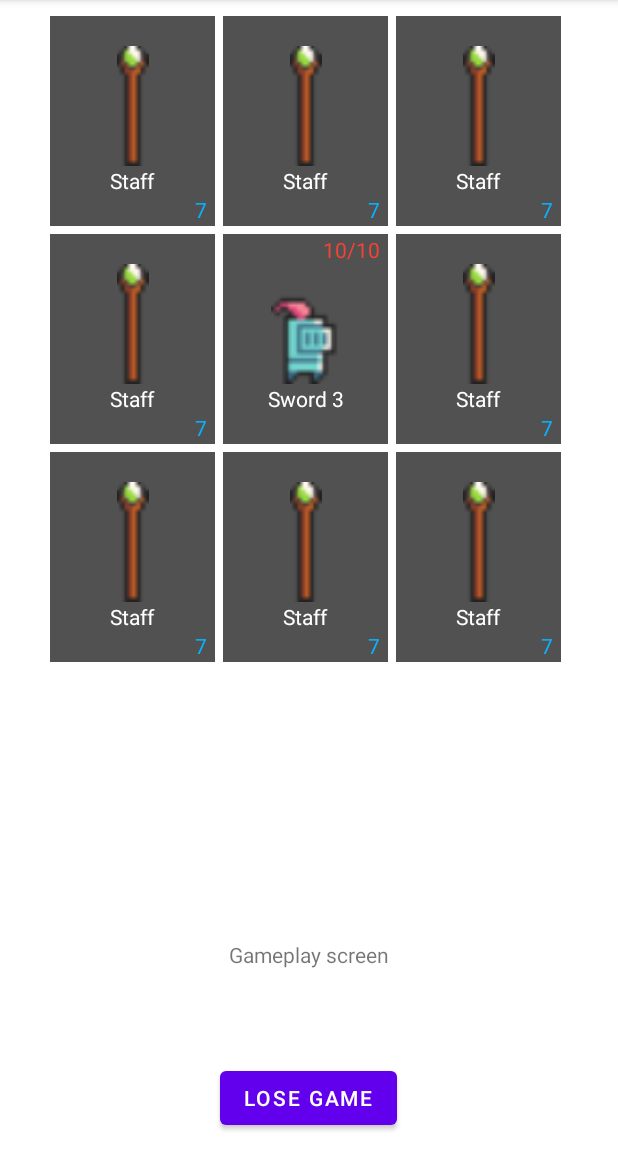
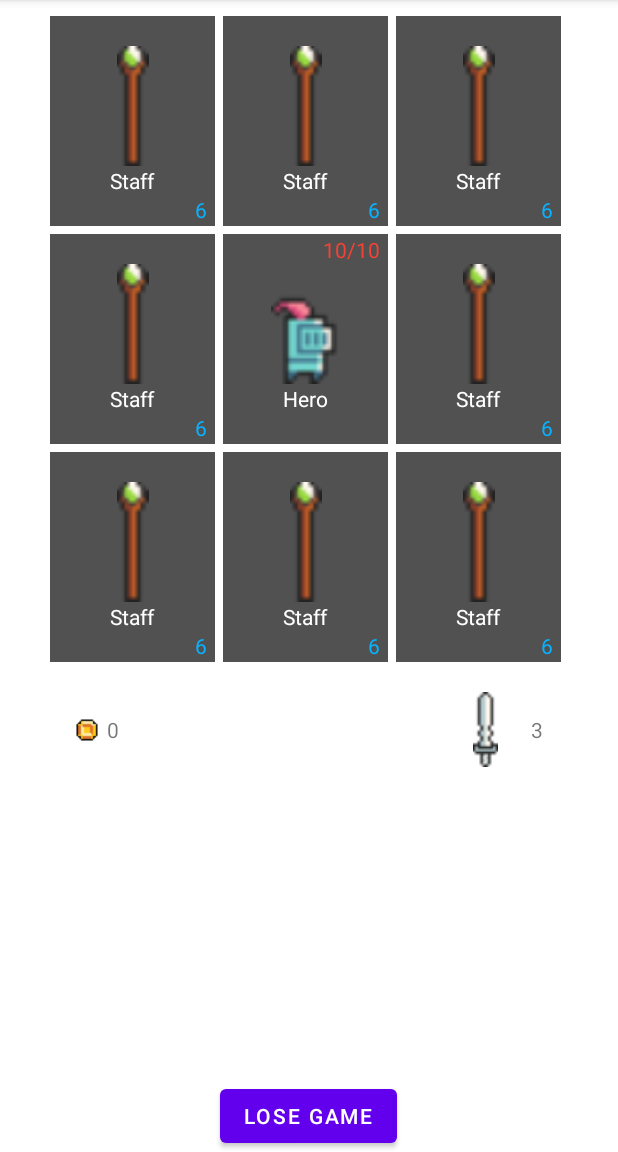
Before and after one commit to dhelfrich/DungeonCrawler, an Android app: the screen it shows after launch (GameplayActivity), after a tap on "NEW GAME", on a phone screen of 412 x 824 dp, the part 84-1236 px from its top. Run offline under Robolectric (Android 15) with nearby library versions, the phone set to English and light mode, and no system bars.

Commit message:
Adjust card setting, change gameplay layout, track global record, now game end when character reach 0 hp

```diff
--- a/app/src/main/java/com/example/cards/enemy/Enemy_Imp.java
+++ b/app/src/main/java/com/example/cards/enemy/Enemy_Imp.java
@@ -9,6 +9,6 @@ public class Enemy_Imp extends EnemyCard{
         name = "Imp";
         resImage = R.drawable.enemy_imp;
         description = "Common enemy. Deals damage that equals its health points.";
-        healthPoints = Utility.rndFromRange(2, 4);
+        healthPoints = Utility.rndFromRange(3, 5);
     }
 }
--- a/app/src/main/java/com/example/cards/enemy/Enemy_Lizard.java
+++ b/app/src/main/java/com/example/cards/enemy/Enemy_Lizard.java
@@ -9,6 +9,6 @@ public class Enemy_Lizard extends EnemyCard{
         name = "Lizard";
         resImage = R.drawable.enemy_lizard;
         description = "Common enemy. Deals damage that equals its health points.";
-        healthPoints = Utility.rndFromRange(5, 7);
+        healthPoints = Utility.rndFromRange(5, 8);
     }
 }
--- a/app/src/main/java/com/example/cards/enemy/Enemy_Skeleton.java
+++ b/app/src/main/java/com/example/cards/enemy/Enemy_Skeleton.java
@@ -9,6 +9,6 @@ public class Enemy_Skeleton extends EnemyCard{
         name = "Skeleton";
         resImage = R.drawable.enemy_skeleton;
         description = "Common enemy. Deals damage that equals its health points.";
-        healthPoints = Utility.rndFromRange(1, 2);
+        healthPoints = Utility.rndFromRange(2, 3);
     }
 }
--- a/app/src/main/java/com/example/cards/item/Item_RedPotion.java
+++ b/app/src/main/java/com/example/cards/item/Item_RedPotion.java
@@ -6,9 +6,9 @@ import com.example.dungeoncrawler.Utility;
 public class Item_RedPotion extends ItemCard{
 
     public Item_RedPotion() {
-        name = "Red potion";
+        name = "Potion";
         resImage = R.drawable.item_flaskyellow;
         description = "Heals character.";
-        itemValue = Utility.rndFromRange(3, 9);
+        itemValue = Utility.rndFromRange(3, 6);
     }
 }
--- a/app/src/main/java/com/example/cards/others/HeroCard.java
+++ b/app/src/main/java/com/example/cards/others/HeroCard.java
@@ -9,8 +9,7 @@ public class HeroCard extends Card {
     Player player;
 
     public HeroCard(Player player) {
-        name = "No weapon";
-        if(player.getCurrWeapon() != null) name = player.getCurrWeapon().getName() + " "+ player.getCurrWeapon().getValue().toString();
+        name = "Hero";
         resImage = R.drawable.player_knight;
         description = "";
         this.player = player;
--- a/app/src/main/java/com/example/cards/weapon/WeaponCard.java
+++ b/app/src/main/java/com/example/cards/weapon/WeaponCard.java
@@ -29,7 +29,9 @@ public class WeaponCard extends Card {
     public EnemyCard attackEnemy(EnemyCard target) {
 
         if(durability >= target.getValue()) { //the enemy will die from attack
-            durability -= target.getValue();
+            //decrease incoming damage if weapon is ranged
+            if(isRangeWeapon()) durability -= Math.max(target.getValue()-2, 0);
+            else durability -= target.getValue();
             return null;
         }
         else { //enemy survives attack, weapon is destroyed
@@ -38,4 +40,5 @@ public class WeaponCard extends Card {
             return target;
         }
     }
+
 }
--- a/app/src/main/java/com/example/cards/weapon/Weapon_Staff.java
+++ b/app/src/main/java/com/example/cards/weapon/Weapon_Staff.java
@@ -8,8 +8,8 @@ public class Weapon_Staff extends WeaponCard{
     public Weapon_Staff() {
         name = "Staff";
         resImage = R.drawable.weapon_staff;
-        description = "Deals damage to enemy and everything behind it.";
-        durability = Utility.rndFromRange(5, 8);
+        description = "Deals damage to enemy but decrease incoming damage if enemy is killed.";
+        durability = Utility.rndFromRange(4, 7);
         range = true;
         valueFactor = 1;
     }
--- a/app/src/main/java/com/example/cards/weapon/Weapon_Sword.java
+++ b/app/src/main/java/com/example/cards/weapon/Weapon_Sword.java
@@ -9,7 +9,7 @@ public class Weapon_Sword extends WeaponCard{
         name = "Sword";
         resImage = R.drawable.weapon_sword;
         description = "Deals damage to enemies.";
-        durability = Utility.rndFromRange(3, 8);
+        durability = Utility.rndFromRange(3, 6);
         range = false;
         valueFactor = 1;
     }
--- a/app/src/main/java/com/example/dungeoncrawler/Board.java
+++ b/app/src/main/java/com/example/dungeoncrawler/Board.java
@@ -47,27 +47,35 @@ public class Board {
         }
     }
 
+    public int getCurCoins() {
+        return player.getCurrGold();
+    }
+
+    public WeaponCard getCurWeapon() {
+        return player.getCurrWeapon();
+    }
+
     public Card generateNewCard() {
         int dice = Utility.rndFromRange(1,100);
-        //20% of the chance generate a item, 5% coins, 15% potions
+        //10% of the chance generate a item, 5% coins, 5% potions
         if(dice <= 5) {
             return new Item_Coin();
         }
-        else if (dice <= 20) {
+        else if (dice <= 10) {
             return new Item_RedPotion();
         }
-        //30% of the chance generate a weapon, 15% sword and staff
-        else if (dice <= 35) {
+        //30% of the chance generate a weapon, 20% sword and 10% staff
+        else if (dice <= 30) {
             return new Weapon_Sword();
         }
-        else if (dice <= 50) {
+        else if (dice <= 40) {
             return new Weapon_Staff();
         }
-        //50% of the chance generate a enemy, 20% Skeleton, 20% Imp, 10% Lizard
-        else if (dice <= 70) {
+        //60% of the chance generate a enemy, 20% Skeleton, 20% Imp, 20% Lizard
+        else if (dice <= 60) {
             return new Enemy_Skeleton();
         }
-        else if (dice <= 90) {
+        else if (dice <= 80) {
             return new Enemy_Imp();
         }
         else {
@@ -134,7 +142,7 @@ public class Board {
         return direction;
     }
 
-    public void processCardClick(int index) {
+    public int processCardClick(int index) {
         int validMove = checkMovement(index); //check that the move was valid first
 
         if (validMove >= 0) {
@@ -142,6 +150,7 @@ public class Board {
 
             int[] pos = indexToRowCol(index);
             Card pickup = board[pos[0]][pos[1]]; //the Card that was picked up
+            int tempValue = pickup.getValue();
 
             if (pickup instanceof WeaponCard) { //respond according to the type of card picked up
                 player.setCurrWeapon((WeaponCard) pickup); //equip the weapon
@@ -149,7 +158,7 @@ public class Board {
             } else if (pickup instanceof EnemyCard) {
                 EnemyCard result = player.attackEnemy((EnemyCard) pickup); //attack the enemy
                 if(result == null) { //the enemy was killed
-                    board[pos[0]][pos[1]] = new Item_Coin();
+                    board[pos[0]][pos[1]] = new Item_Coin(tempValue);
                     //moveCharacter(index, validMove);
                 }
                 else{
@@ -160,11 +169,11 @@ public class Board {
                 moveCharacter(index, validMove);
             }
 
-            //update player HeroCard
-            board[curPosition[0]][curPosition[1]] = new HeroCard(player);
+            return player.getCurrHealth() <= 0 ? 1 : 0;
         } else {
             Log.i("info", "Invalid Move! " + index);
             //Toast.makeText(this, "Please select a valid entity", Toast.LENGTH_SHORT).show();
+            return -1;
         }
     }
 
--- a/app/src/main/java/com/example/dungeoncrawler/GameplayActivity.java
+++ b/app/src/main/java/com/example/dungeoncrawler/GameplayActivity.java
@@ -16,18 +16,28 @@ import android.widget.Toast;
 import com.example.cards.Card;
 import com.example.cards.enemy.EnemyCard;
 import com.example.cards.others.HeroCard;
+import com.example.cards.weapon.WeaponCard;
 
 public class GameplayActivity extends AppCompatActivity {
 
     Global global;
     Button loseButton;
     Board gameBoard = new Board();
+    ImageView coins, curWeapon;
+    TextView numCoins, curWeaponValue;
+    int survivedTurn;
 
     @Override
     protected void onCreate(Bundle savedInstanceState) {
         super.onCreate(savedInstanceState);
         setContentView(R.layout.activity_gameplay);
         global = Global.getInstance();
+        survivedTurn = 0;
+
+        coins = findViewById(R.id.coins);
+        curWeapon = findViewById(R.id.curWeapon);
+        numCoins = findViewById(R.id.numCoins);
+        curWeaponValue = findViewById(R.id.curWeaponValue);
 
         loseButton = findViewById(R.id.loseButton);
         loseButton.setOnClickListener(view -> openActivityLose());
@@ -74,11 +84,31 @@ public class GameplayActivity extends AppCompatActivity {
             imageView.setImageResource(card.getResImage());
             nameText.setText(card.getName());
         }
+        numCoins.setText(String.valueOf(gameBoard.getCurCoins()));
+        WeaponCard weapon = gameBoard.getCurWeapon();
+        if(weapon != null) {
+            curWeapon.setImageResource(weapon.getResImage());
+            curWeaponValue.setText(weapon.displayValue());
+        }
+        else {
+            curWeapon.setImageResource(android.R.color.transparent);
+            curWeaponValue.setText("");
+        }
+        survivedTurn++;
+        global.setBestScore(Math.max(global.getBestScore(), gameBoard.getCurCoins()));
+        global.setMaxSurvivedTurn(Math.max(global.getMaxSurvivedTurn(), survivedTurn));
     }
 
     public void clickCardButton(int index) {
-        gameBoard.processCardClick(index);
+        int signal = gameBoard.processCardClick(index);
         updateAllCard();
+        // Signal are integers from -1 to 1, -1 means invalid move, 0 means game continue, 1 means game over
+        if(signal == -1) {
+            Toast.makeText(this, "Please select a valid card", Toast.LENGTH_SHORT).show();
+        }
+        else if(signal == 1) {
+            openActivityLose();
+        }
     }
 
     public void openActivityLose() {
--- a/app/src/main/java/com/example/dungeoncrawler/Global.java
+++ b/app/src/main/java/com/example/dungeoncrawler/Global.java
@@ -3,10 +3,11 @@ package com.example.dungeoncrawler;
 public class Global {
     private static Global uniqueInstance = null;
 
-    int highestScore = 0;
+    private int bestScore;
+    private int maxSurvivedTurn;
 
     private Global() {
-
+        bestScore = 0;
     }
 
     public static synchronized Global getInstance() {
@@ -15,4 +16,20 @@ public class Global {
         }
         return uniqueInstance;
     }
+
+    public int getBestScore() {
+        return bestScore;
+    }
+
+    public void setBestScore(int bestScore) {
+        this.bestScore = bestScore;
+    }
+
+    public int getMaxSurvivedTurn() {
+        return maxSurvivedTurn;
+    }
+
+    public void setMaxSurvivedTurn(int maxSurvivedTurn) {
+        this.maxSurvivedTurn = maxSurvivedTurn;
+    }
 }
--- a/app/src/main/java/com/example/dungeoncrawler/Player.java
+++ b/app/src/main/java/com/example/dungeoncrawler/Player.java
@@ -13,7 +13,6 @@ public class Player {
     int currHealth;
 
     WeaponCard currWeapon;
-
 
     int currGold;
 
@@ -42,6 +41,14 @@ public class Player {
 
     public void setCurrWeapon(WeaponCard currWeapon) {
         this.currWeapon = currWeapon;
+    }
+
+    public int getCurrGold() {
+        return currGold;
+    }
+
+    public void setCurrGold(int currGold) {
+        this.currGold = currGold;
     }
 
     //player will attack the given EnemyCard, return resulting EnemyCard (null if killed)
@@ -77,6 +84,7 @@ public class Player {
         }
         else if(item instanceof Item_RedPotion){
             currHealth += item.getValue();
+            if(currHealth > maxHealth) currHealth = maxHealth;
         }
         else {
 
--- a/app/src/main/java/com/example/dungeoncrawler/ProgressActivity.java
+++ b/app/src/main/java/com/example/dungeoncrawler/ProgressActivity.java
@@ -6,11 +6,13 @@ import android.content.Intent;
 import android.os.Bundle;
 import android.view.View;
 import android.widget.Button;
+import android.widget.TextView;
 
 public class ProgressActivity extends AppCompatActivity {
 
     Global global;
     private Button backButton;
+    TextView bestScore, maxRecord;
 
     @Override
     protected void onCreate(Bundle savedInstanceState) {
@@ -18,6 +20,10 @@ public class ProgressActivity extends AppCompatActivity {
         setContentView(R.layout.activity_progress);
         global = Global.getInstance();
 
+        bestScore = findViewById(R.id.textBestScore);
+        bestScore.setText(String.valueOf(global.getBestScore()));
+        maxRecord = findViewById(R.id.textMaxRecord);
+        maxRecord.setText(String.valueOf(global.getMaxSurvivedTurn()));
         backButton = (Button) findViewById(R.id.backButton);
         backButton.setOnClickListener(view -> openActivityMain());
     }
--- a/app/src/main/res/layout/activity_gameplay.xml
+++ b/app/src/main/res/layout/activity_gameplay.xml
@@ -5,17 +5,6 @@
     android:layout_width="match_parent"
     android:layout_height="match_parent"
     tools:context=".GameplayActivity">
-
-    <TextView
-        android:id="@+id/textView"
-        android:layout_width="wrap_content"
-        android:layout_height="wrap_content"
-        android:text="Gameplay screen"
-        app:layout_constraintBottom_toBottomOf="parent"
-        app:layout_constraintEnd_toEndOf="parent"
-        app:layout_constraintStart_toStartOf="parent"
-        app:layout_constraintTop_toTopOf="parent"
-        app:layout_constraintVertical_bias="0.837" />
 
     <Button
         android:id="@+id/loseButton"
@@ -25,11 +14,10 @@
         app:layout_constraintBottom_toBottomOf="parent"
         app:layout_constraintEnd_toEndOf="parent"
         app:layout_constraintHorizontal_bias="0.498"
-        app:layout_constraintStart_toStartOf="parent"
-        app:layout_constraintTop_toBottomOf="@+id/textView"
-        app:layout_constraintVertical_bias="0.842" />
+        app:layout_constraintStart_toStartOf="parent" />
 
     <LinearLayout
+        android:id="@+id/linearLayout"
         android:layout_width="wrap_content"
         android:layout_height="wrap_content"
         android:layout_marginTop="5dp"
@@ -484,4 +472,44 @@
         </LinearLayout>
     </LinearLayout>
 
+    <ImageView
+        android:id="@+id/coins"
+        android:layout_width="wrap_content"
+        android:layout_height="wrap_content"
+        android:layout_marginStart="50dp"
+        android:layout_marginTop="37dp"
+        app:layout_constraintStart_toStartOf="parent"
+        app:layout_constraintTop_toBottomOf="@+id/linearLayout"
+        app:srcCompat="@drawable/item_coin" />
+
+    <TextView
+        android:id="@+id/numCoins"
+        android:layout_width="wrap_content"
+        android:layout_height="wrap_content"
+        android:layout_marginStart="5dp"
+        android:layout_marginTop="35dp"
+        android:text="TextView"
+        app:layout_constraintStart_toEndOf="@+id/coins"
+        app:layout_constraintTop_toBottomOf="@+id/linearLayout" />
+
+    <ImageView
+        android:id="@+id/curWeapon"
+        android:layout_width="50dp"
+        android:layout_height="50dp"
+        android:layout_marginTop="20dp"
+        android:layout_marginEnd="5dp"
+        app:layout_constraintEnd_toStartOf="@+id/curWeaponValue"
+        app:layout_constraintTop_toBottomOf="@+id/linearLayout"
+        app:srcCompat="@drawable/weapon_sword" />
+
+    <TextView
+        android:id="@+id/curWeaponValue"
+        android:layout_width="wrap_content"
+        android:layout_height="wrap_content"
+        android:layout_marginTop="35dp"
+        android:layout_marginEnd="50dp"
+        android:text="TextView"
+        app:layout_constraintEnd_toEndOf="parent"
+        app:layout_constraintTop_toBottomOf="@+id/linearLayout" />
+
 </androidx.constraintlayout.widget.ConstraintLayout>
```
Also changed, not shown: app/src/main/java/com/example/cards/item/Item_Coin.java (+8 -1 lines), app/src/main/res/layout/activity_progress.xml (+47 -11 lines).
